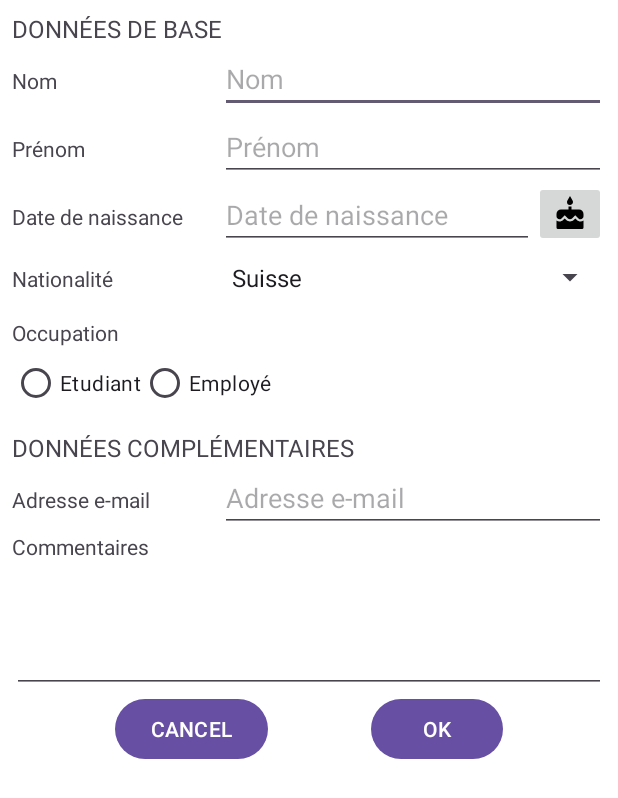
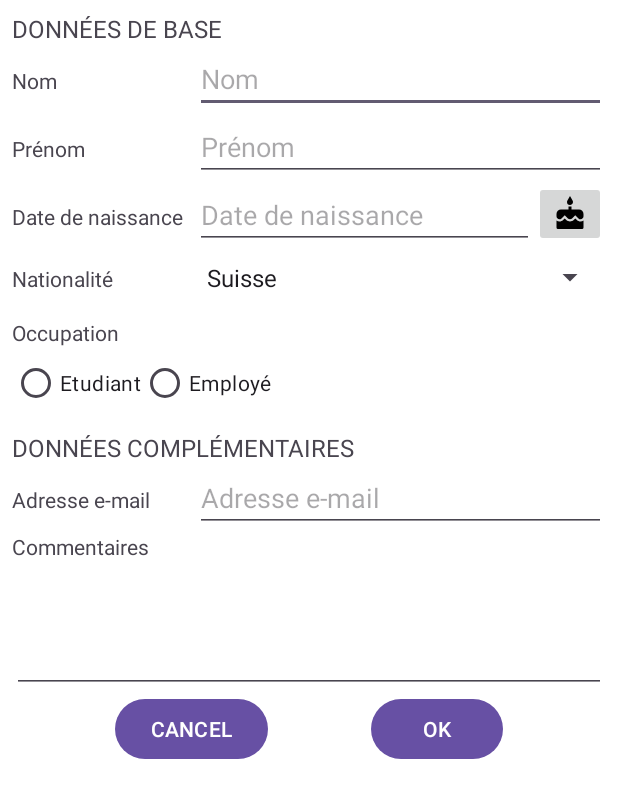
Before and after one commit to heig-lherman/daa-pw3, an Android app: the layout activity_main.xml on its own in the app's theme, with its tools: preview values and no code run, on a phone screen of 412 x 824 dp. Shown: the top 798 px of the screen. Run offline under Robolectric (Android 15) with nearby library versions, the phone set to English and light mode, and no system bars.

```diff
--- a/app/src/main/res/layout/activity_main.xml
+++ b/app/src/main/res/layout/activity_main.xml
@@ -11,13 +11,27 @@
         android:layout_height="wrap_content"
         android:layout_margin="@dimen/element_margin">
 
-        <!-- Left guideline -->
-        <androidx.constraintlayout.widget.Guideline
+        <!-- Left guideline (set to be right next of the largest label) -->
+        <androidx.constraintlayout.widget.Barrier
             android:id="@+id/leftColumn"
             android:layout_width="match_parent"
-            android:layout_height="0dp"
-            android:orientation="vertical"
-            app:layout_constraintGuide_percent="0.35" />
+            android:layout_height="match_parent"
+            app:barrierDirection="end"
+            app:barrierMargin="@dimen/element_margin"
+            app:constraint_referenced_ids="
+                labelLastName,
+                labelFirstName,
+                labelBirthdate,
+                labelNationality,
+                labelOccupation,
+                labelSchool,
+                labelGradYear,
+                labelCompany,
+                labelSector,
+                labelExperience,
+                labelEmail,
+                labelComments
+            " />
 
         <!-- ##### Base data section ##### -->
 
@@ -89,6 +103,7 @@
             android:layout_height="wrap_content"
             android:autofillHints="firstName"
             android:hint="@string/main_base_firstname_title"
+            android:imeOptions="actionNext"
             android:inputType="textPersonName"
             app:layout_constraintEnd_toEndOf="parent"
             app:layout_constraintStart_toEndOf="@id/leftColumn"
@@ -123,6 +138,7 @@
             android:layout_width="wrap_content"
             android:layout_height="wrap_content"
             android:contentDescription="@string/main_base_birthdate_dialog_title"
+            android:focusableInTouchMode="true"
             android:src="@drawable/cake"
             app:layout_constraintEnd_toEndOf="parent"
             app:layout_constraintTop_toBottomOf="@id/inputFirstName" />
@@ -413,6 +429,7 @@
             android:layout_height="wrap_content"
             android:autofillHints="comments"
             android:gravity="top"
+            android:imeOptions="actionDone"
             android:inputType="textMultiLine|textAutoCorrect"
             android:minLines="3"
             app:layout_constraintEnd_toEndOf="parent"
```
Also changed, not shown: app/src/main/java/ch/heigvd/iict/daa/labo3/MainActivity.kt (+41 -24 lines), app/src/main/java/ch/heigvd/iict/daa/labo3/SpinnerDefaultValueAdapter.kt (+6 -2 lines), 1 other file.
